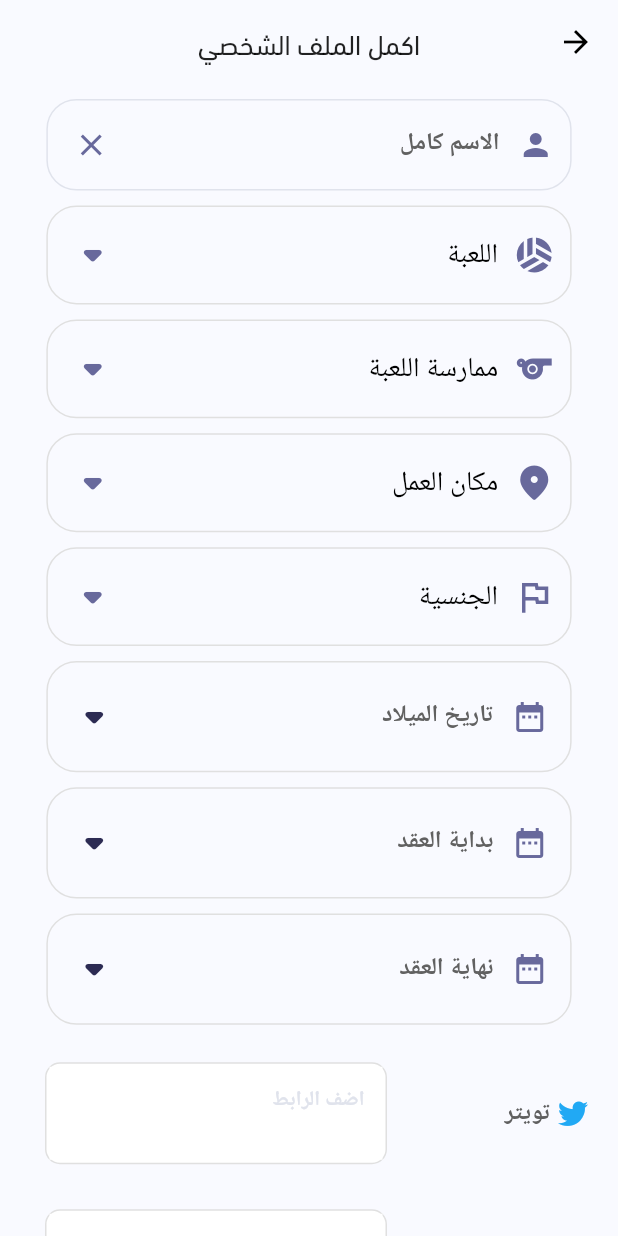
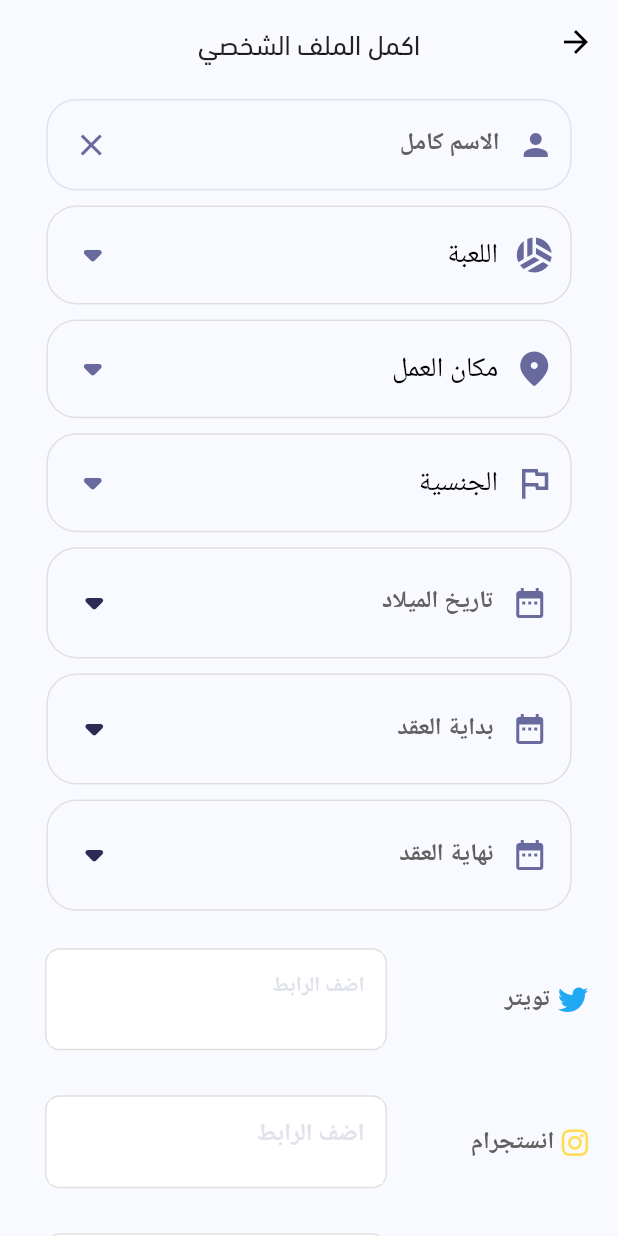
Before and after one commit to medoplay10/CvSporthelmy, a Flutter app: the AddnewUserScreen screen opened directly, on a phone screen of 412 x 824 dp. Run offline on Flutter 3.47's test engine with Material 2 defaults, Android fonts, the phone set to English and light mode, and no system bars; drawn by our look-alikes of datetime_picker_formfield; our stand-ins replace carousel_slider, easy_localization, flutter_screenutil, flutter_snake_navigationbar, font_awesome_flutter, intl_phone_number_input and 1 more; missing offline and left inert: fa_stepper, flutter_number_picker, sphere_bottom_navigation_bar; Roboto replaces fonts that are missing (Tajawal-Bold, Tajawal-Regular).

Commit message:
-update ui 22

```diff
--- a/lib/Pages/Category/AddnewUserScreen.dart
+++ b/lib/Pages/Category/AddnewUserScreen.dart
@@ -113,67 +113,67 @@ class _AddnewUserScreenState extends State<AddnewUserScreen> {
                 ],
               ),
             ),
-            Container(
-              margin: EdgeInsets.only(top: 10),
-              padding: EdgeInsets.all(10),
-              height: MediaQuery.of(context).size.height * 0.08,
-              width: MediaQuery.of(context).size.width * 0.85,
-              decoration: BoxDecoration(
-                  borderRadius: BorderRadius.circular(20),
-                  border: Border.all(color: Colors.grey.shade300)),
-              child: Row(
-                children: [
-                  Icon(
-                    Icons.sports,
-                    //   Icons.flag_outlined,
-                    color: Color(0xff68699C),
-                    size: 28,
-                  ),
-                  SizedBox(
-                    width: 10,
-                  ),
-                  Expanded(
-                    child: DropdownButtonHideUnderline(
-                      child: DropdownButton<String>(
-                        isExpanded: true,
-                        value: dropdownValueGameKindSelect,
-                        hint: Text(
-                          "ممارسة اللعبة",
-                          // 'الجنسية',
-                          style: TextStyle(
-                              fontSize: ScreenUtil().setSp(16),
-                              color: Colors.black),
-                        ),
-                        icon: Icon(
-                          Icons.arrow_drop_down_rounded,
-                          size: 40,
-                          color: Color(0xff68699C),
-                        ),
-                        iconSize: 24,
-                        elevation: 16,
-                        style: TextStyle(color: Colors.deepPurple),
-                        onChanged: (String newValue) {
-                          setState(() {
-                            dropdownValueGameKindSelect = newValue;
-                            print(newValue);
-                            print("dropValueId" + dropdownValueGameKindSelect);
-                          });
-                        },
-                        items: ListGameKindSelect.map((value) {
-                          return DropdownMenuItem<String>(
-                            value: value,
-                            child: Text(value,
-                                style: TextStyle(
-                                    fontSize: ScreenUtil().setSp(14),
-                                    color: Colors.black)),
-                          );
-                        }).toList(),
-                      ),
-                    ),
-                  ),
-                ],
-              ),
-            ),
+            // Container(
+            //   margin: EdgeInsets.only(top: 10),
+            //   padding: EdgeInsets.all(10),
+            //   height: MediaQuery.of(context).size.height * 0.08,
+            //   width: MediaQuery.of(context).size.width * 0.85,
+            //   decoration: BoxDecoration(
+            //       borderRadius: BorderRadius.circular(20),
+            //       border: Border.all(color: Colors.grey.shade300)),
+            //   child: Row(
+            //     children: [
+            //       Icon(
+            //         Icons.sports,
+            //         //   Icons.flag_outlined,
+            //         color: Color(0xff68699C),
+            //         size: 28,
+            //       ),
+            //       SizedBox(
+            //         width: 10,
+            //       ),
+            //       Expanded(
+            //         child: DropdownButtonHideUnderline(
+            //           child: DropdownButton<String>(
+            //             isExpanded: true,
+            //             value: dropdownValueGameKindSelect,
+            //             hint: Text(
+            //               "ممارسة اللعبة",
+            //               // 'الجنسية',
+            //               style: TextStyle(
+            //                   fontSize: ScreenUtil().setSp(16),
+            //                   color: Colors.black),
+            //             ),
+            //             icon: Icon(
+            //               Icons.arrow_drop_down_rounded,
+            //               size: 40,
+            //               color: Color(0xff68699C),
+            //             ),
+            //             iconSize: 24,
+            //             elevation: 16,
+            //             style: TextStyle(color: Colors.deepPurple),
+            //             onChanged: (String newValue) {
+            //               setState(() {
+            //                 dropdownValueGameKindSelect = newValue;
+            //                 print(newValue);
+            //                 print("dropValueId" + dropdownValueGameKindSelect);
+            //               });
+            //             },
+            //             items: ListGameKindSelect.map((value) {
+            //               return DropdownMenuItem<String>(
+            //                 value: value,
+            //                 child: Text(value,
+            //                     style: TextStyle(
+            //                         fontSize: ScreenUtil().setSp(14),
+            //                         color: Colors.black)),
+            //               );
+            //             }).toList(),
+            //           ),
+            //         ),
+            //       ),
+            //     ],
+            //   ),
+            // ),
             Container(
               margin: EdgeInsets.only(top: 10),
               padding: EdgeInsets.all(10),
--- a/lib/Pages/Category/ShowInormationScreen.dart
+++ b/lib/Pages/Category/ShowInormationScreen.dart
@@ -70,7 +70,7 @@ class _ShowInormationScreenState extends State<ShowInormationScreen> {
                       SizedBox(
                         width: 8,
                       ),
-                      Text("وضع بالمفضلة",
+                      Text("متابعة اللاعب",
                           style: TextStyle(fontSize: ScreenUtil().setSp(14)))
                     ],
                   ),
```
Also changed, not shown: 2 other files.
